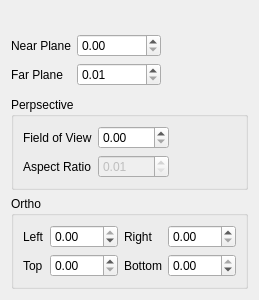
Above: tools/assetpipelineeditor/camerawidget.ui from KDAB/kuesa before the change. Below: the same form after it.
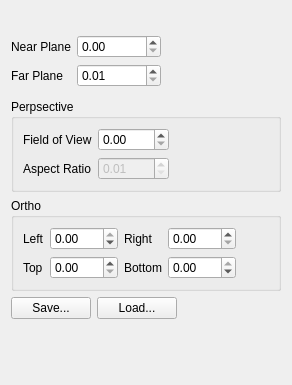
That is the form after the change. Custom widgets are drawn as their Qt base class.

Commit message:
Implement saving and loading camera settings
Allows to easily get reproducable cameras between runs to be able
to compare images.

The edit to the form file:
```diff
--- a/tools/assetpipelineeditor/camerawidget.ui
+++ b/tools/assetpipelineeditor/camerawidget.ui
@@ -6,8 +6,8 @@
    <rect>
     <x>0</x>
     <y>0</y>
-    <width>241</width>
-    <height>300</height>
+    <width>292</width>
+    <height>385</height>
    </rect>
   </property>
   <property name="windowTitle">
@@ -254,6 +254,37 @@
      </layout>
     </widget>
    </item>
+   <item>
+    <layout class="QHBoxLayout" name="horizontalLayout_2">
+     <item>
+      <widget class="QPushButton" name="saveButton">
+       <property name="text">
+        <string>Save...</string>
+       </property>
+      </widget>
+     </item>
+     <item>
+      <widget class="QPushButton" name="loadButton">
+       <property name="text">
+        <string>Load...</string>
+       </property>
+      </widget>
+     </item>
+     <item>
+      <spacer name="horizontalSpacer_4">
+       <property name="orientation">
+        <enum>Qt::Horizontal</enum>
+       </property>
+       <property name="sizeHint" stdset="0">
+        <size>
+         <width>40</width>
+         <height>20</height>
+        </size>
+       </property>
+      </spacer>
+     </item>
+    </layout>
+   </item>
    <item>
     <spacer name="verticalSpacer">
      <property name="orientation">
```
The commit also changes 2 other files.
